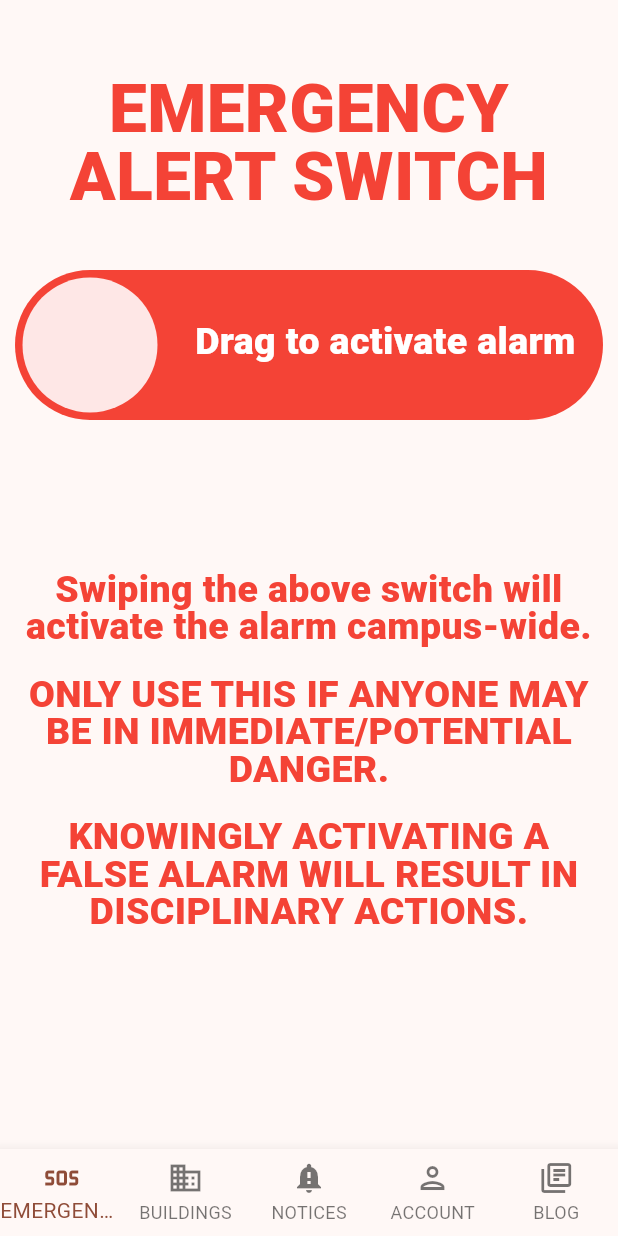
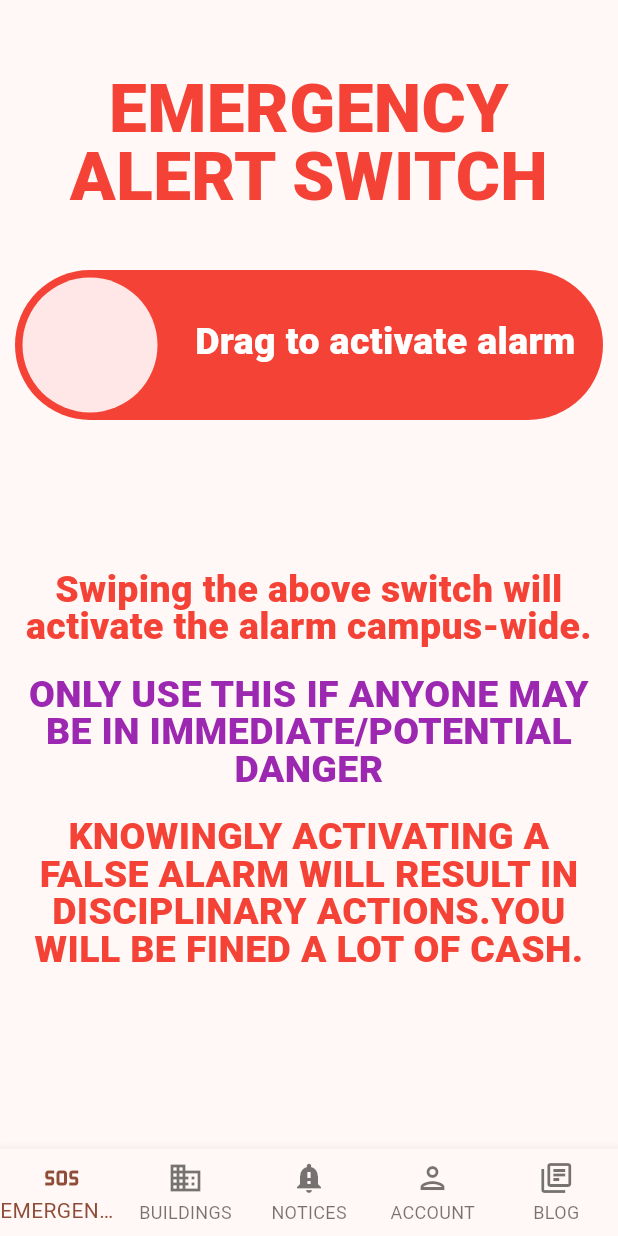
Before and after one commit to Timmmuuuuur/CampusAlert, a Flutter app: the NavigationRoot screen opened by its route, on a phone screen of 412 x 824 dp. Run offline on Flutter 3.47's test engine with Material 3 defaults, Android fonts, the phone set to English and light mode, and no system bars; our stand-ins replace cached_network_image, drift, firebase_core, firebase_messaging, fluttertoast, jwt_decoder and 3 more; missing offline and left inert: drift_db_viewer; accounts and stored records are empty; Roboto replaces fonts that are missing (Overpass); statements that could not run were skipped; project files that could hold a hidden picture were left out.

Commit message:
attempt at doing more

```diff
--- a/mobile/campusalert/lib/emergency_alert_page.dart
+++ b/mobile/campusalert/lib/emergency_alert_page.dart
@@ -41,11 +41,14 @@ class EmergencyAlertPage extends StatelessWidget {
                   ),
                   SizedBox(height: 20),
                   HighlightedText(
-                      'ONLY USE THIS IF ANYONE MAY BE IN IMMEDIATE/POTENTIAL DANGER.'
+                    'ONLY USE THIS IF ANYONE MAY BE IN IMMEDIATE/POTENTIAL DANGER',
+                    style: TextStyle(
+                      color: Colors.purple, // Change the color to purple
+                    ),
                   ),
                   SizedBox(height: 20),
                   HighlightedText(
-                      'KNOWINGLY ACTIVATING A FALSE ALARM WILL RESULT IN DISCIPLINARY ACTIONS.'
+                      'KNOWINGLY ACTIVATING A FALSE ALARM WILL RESULT IN DISCIPLINARY ACTIONS.YOU WILL BE FINED A LOT OF CASH.'
                   ),
                 ]
               ),
```
